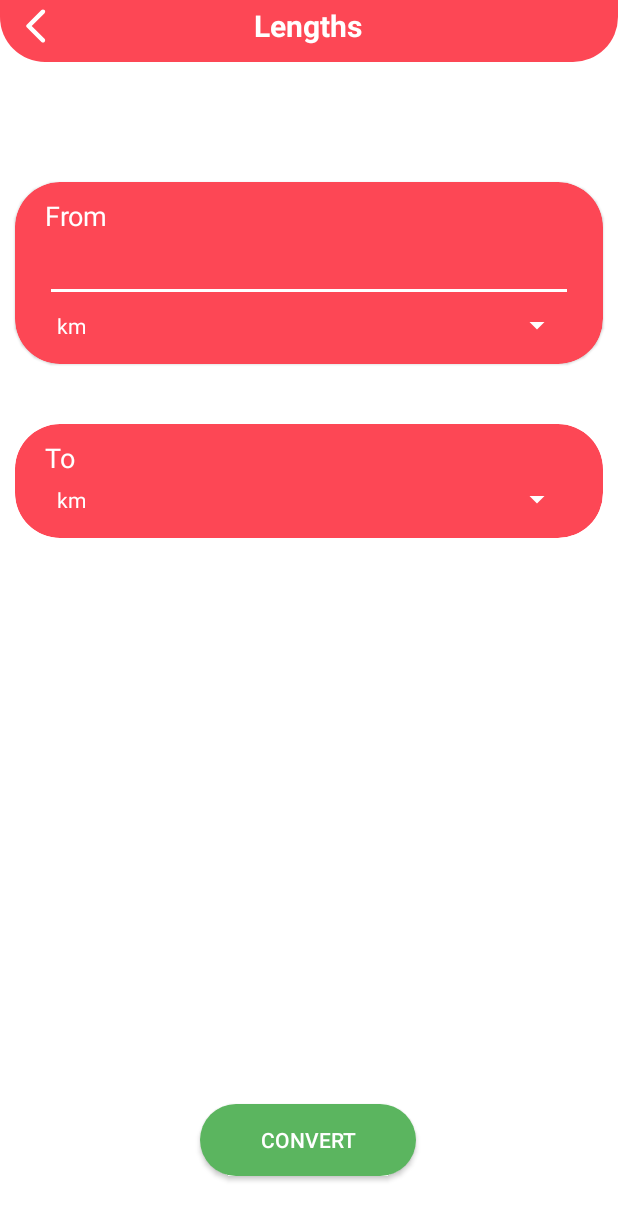
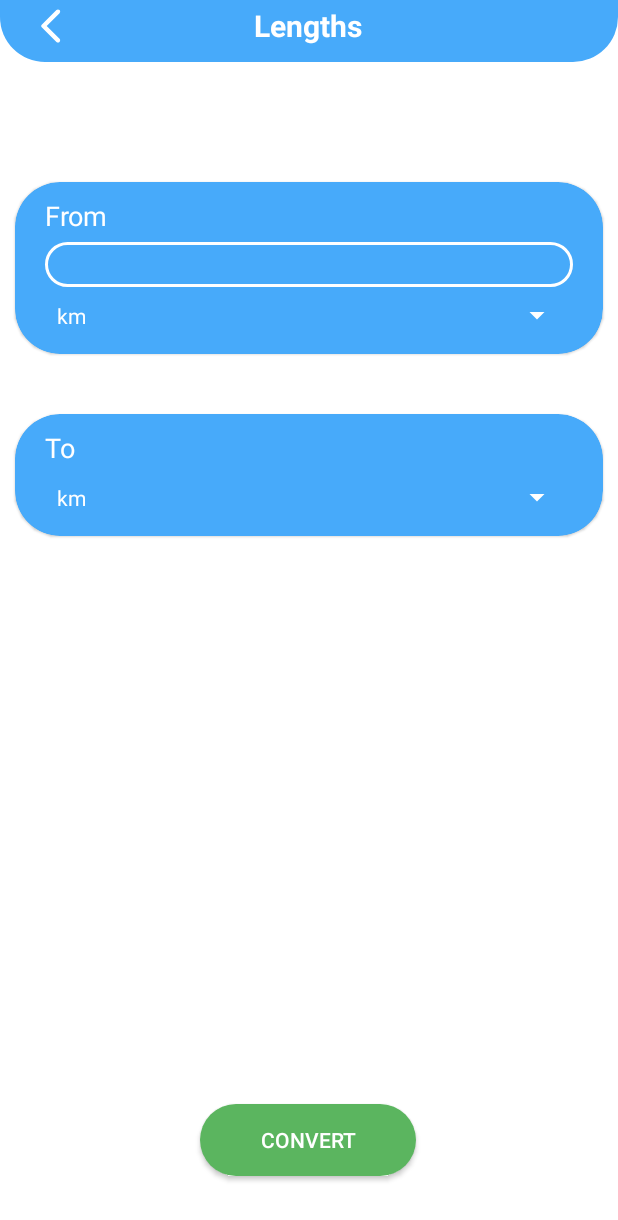
Before and after one commit to ItzDavi/Simple-Converter, an Android app: the screen it shows after launch (ConverterActivity), after a tap on "Lengths", on a phone screen of 412 x 824 dp. Shown: the top 1220 px of the screen. Run offline under Robolectric (Android 15) with nearby library versions, the light colour scheme and no system bars.

Commit message:
Updated UI, added random colors

```diff
--- a/app/build.gradle
+++ b/app/build.gradle
@@ -34,7 +34,7 @@ android {
 dependencies {
 
     implementation 'androidx.core:core-ktx:1.8.0'
-    implementation 'androidx.appcompat:appcompat:1.5.0'
+    implementation 'androidx.appcompat:appcompat:1.5.1'
     implementation 'com.google.android.material:material:1.6.1'
     implementation 'androidx.constraintlayout:constraintlayout:2.1.4'
     testImplementation 'junit:junit:4.13.2'
--- a/app/src/main/java/com/md/simpleconverter/ConverterActivity.kt
+++ b/app/src/main/java/com/md/simpleconverter/ConverterActivity.kt
@@ -1,5 +1,6 @@
 package com.md.simpleconverter
 
+import android.graphics.Color
 import android.os.Bundle
 import android.text.InputType
 import android.text.TextUtils
@@ -83,81 +84,30 @@ class ConverterActivity : AppCompatActivity() {
     }
 
     private fun changeColors(layout: ConstraintLayout, fromCardView: MaterialCardView, toCardView: MaterialCardView, fromSpinner: Spinner, toSpinner: Spinner, conversion: String) {
+
         val rootLayout = findViewById<ConstraintLayout>(R.id.root_layout)
         rootLayout.setBackgroundColor(getColor(R.color.white))
 
-        when (conversion) {
-            "datadim" -> {
-                layout.background.setTint(getColor(R.color.yellow_folder_icon))
-                fromCardView.setCardBackgroundColor(getColor(R.color.yellow_folder_icon))
-                toCardView.setCardBackgroundColor(getColor(R.color.yellow_folder_icon))
+        val colors = arrayOf(
+            getColor(R.color.red_tape_icon),
+            getColor(R.color.blue),
+            getColor(R.color.yellow_folder_icon),
+            getColor(R.color.purple)
+        )
 
-                fromSpinner.popupBackground.setTint(getColor(R.color.yellow_folder_icon))
-                toSpinner.popupBackground.setTint(getColor(R.color.yellow_folder_icon))
+        window.clearFlags(View.SYSTEM_UI_FLAG_LIGHT_STATUS_BAR)
 
-                window.statusBarColor = getColor(R.color.yellow_folder_icon)
-            }
+        val randomColor = colors.random()
 
-            "lengths" -> {
-                layout.background.setTint(getColor(R.color.red_tape_icon))
+        layout.background.setTint(randomColor)
 
-                fromCardView.setCardBackgroundColor(getColor(R.color.red_tape_icon))
-                toCardView.setCardBackgroundColor(getColor(R.color.red_tape_icon))
+        fromCardView.setCardBackgroundColor(randomColor)
+        toCardView.setCardBackgroundColor(randomColor)
 
-                fromSpinner.popupBackground.setTint(getColor(R.color.red_tape_icon))
-                toSpinner.popupBackground.setTint(getColor(R.color.red_tape_icon))
+        fromSpinner.popupBackground.setTint(randomColor)
+        toSpinner.popupBackground.setTint(randomColor)
 
-                window.statusBarColor = getColor(R.color.red_tape_icon)
-            }
-
-            "velocity" -> {
-                layout.background.setTint(getColor(R.color.yellow_folder_icon))
-
-                fromCardView.setCardBackgroundColor(getColor(R.color.yellow_folder_icon))
-                toCardView.setCardBackgroundColor(getColor(R.color.yellow_folder_icon))
-
-                fromSpinner.popupBackground.setTint(getColor(R.color.yellow_folder_icon))
-                toSpinner.popupBackground.setTint(getColor(R.color.yellow_folder_icon))
-
-                window.statusBarColor = getColor(R.color.yellow_folder_icon)
-            }
-
-            "temperature" -> {
-                layout.background.setTint(getColor(R.color.red_tape_icon))
-
-                fromCardView.setCardBackgroundColor(getColor(R.color.red_tape_icon))
-                toCardView.setCardBackgroundColor(getColor(R.color.red_tape_icon))
-
-                fromSpinner.popupBackground.setTint(getColor(R.color.red_tape_icon))
-                toSpinner.popupBackground.setTint(getColor(R.color.red_tape_icon))
-
-                window.statusBarColor = getColor(R.color.red_tape_icon)
-            }
-
-            "mass" -> {
-                layout.background.setTint(getColor(R.color.yellow_folder_icon))
-
-                fromCardView.setCardBackgroundColor(getColor(R.color.yellow_folder_icon))
-                toCardView.setCardBackgroundColor(getColor(R.color.yellow_folder_icon))
-
-                fromSpinner.popupBackground.setTint(getColor(R.color.yellow_folder_icon))
-                toSpinner.popupBackground.setTint(getColor(R.color.yellow_folder_icon))
-
-                window.statusBarColor = getColor(R.color.yellow_folder_icon)
-            }
-
-            "time" -> {
-                layout.background.setTint(getColor(R.color.red_tape_icon))
-
-                fromCardView.setCardBackgroundColor(getColor(R.color.red_tape_icon))
-                toCardView.setCardBackgroundColor(getColor(R.color.red_tape_icon))
-
-                fromSpinner.popupBackground.setTint(getColor(R.color.red_tape_icon))
-                toSpinner.popupBackground.setTint(getColor(R.color.red_tape_icon))
-
-                window.statusBarColor = getColor(R.color.red_tape_icon)
-            }
-        }
+        window.statusBarColor = randomColor
     }
 
     private fun start(conversion: String, conversionTV: TextView, fromSpinner: Spinner, toSpinner: Spinner) {
@@ -234,7 +184,7 @@ class ConverterActivity : AppCompatActivity() {
             }
 
             "mass" -> {
-                spinnerData.addAll(listOf("T", "Q", "Kg", "hg", "dag", "g", "dg", "cg", "mg", "lb", "oz"))
+                spinnerData.addAll(listOf("tons", "quints", "Kg", "hg", "dag", "g", "dg", "cg", "mg", "lb", "oz"))
             }
 
             "time" -> {
--- a/app/src/main/java/com/md/simpleconverter/MainActivity.kt
+++ b/app/src/main/java/com/md/simpleconverter/MainActivity.kt
@@ -1,8 +1,11 @@
 package com.md.simpleconverter
 
 import android.content.Intent
+import android.os.Build
 import androidx.appcompat.app.AppCompatActivity
 import android.os.Bundle
+import android.view.View
+import android.view.WindowInsetsController
 import android.widget.Toast
 import androidx.core.net.toUri
 import com.google.android.material.card.MaterialCardView
@@ -11,6 +14,13 @@ class MainActivity : AppCompatActivity() {
     override fun onCreate(savedInstanceState: Bundle?) {
         super.onCreate(savedInstanceState)
         setContentView(R.layout.activity_main)
+
+        @Suppress("DEPRECATION")
+        if (Build.VERSION.SDK_INT >= Build.VERSION_CODES.R) {
+            window.insetsController?.setSystemBarsAppearance(WindowInsetsController.APPEARANCE_LIGHT_STATUS_BARS, WindowInsetsController.APPEARANCE_LIGHT_STATUS_BARS)
+        } else {
+            window.decorView.systemUiVisibility = View.SYSTEM_UI_FLAG_LIGHT_STATUS_BAR or View.SYSTEM_UI_FLAG_LIGHT_NAVIGATION_BAR
+        }
 
         val intent = Intent(this, ConverterActivity::class.java)
 
--- /dev/null
+++ b/app/src/main/res/drawable/custom_converter_edittext.xml
@@ -0,0 +1,5 @@
+<?xml version="1.0" encoding="utf-8"?>
+<shape xmlns:android="http://schemas.android.com/apk/res/android">
+    <corners android:radius="30dp"/>
+    <stroke android:color="@color/white" android:width="2dp"/>
+</shape>
--- /dev/null
+++ b/app/src/main/res/drawable/ic_round_settings_24.xml
@@ -0,0 +1,5 @@
+<vector android:height="28dp" android:tint="#000000"
+    android:viewportHeight="24" android:viewportWidth="24"
+    android:width="28dp" xmlns:android="http://schemas.android.com/apk/res/android">
+    <path android:fillColor="@android:color/white" android:pathData="M19.5,12c0,-0.23 -0.01,-0.45 -0.03,-0.68l1.86,-1.41c0.4,-0.3 0.51,-0.86 0.26,-1.3l-1.87,-3.23c-0.25,-0.44 -0.79,-0.62 -1.25,-0.42l-2.15,0.91c-0.37,-0.26 -0.76,-0.49 -1.17,-0.68l-0.29,-2.31C14.8,2.38 14.37,2 13.87,2h-3.73C9.63,2 9.2,2.38 9.14,2.88L8.85,5.19c-0.41,0.19 -0.8,0.42 -1.17,0.68L5.53,4.96c-0.46,-0.2 -1,-0.02 -1.25,0.42L2.41,8.62c-0.25,0.44 -0.14,0.99 0.26,1.3l1.86,1.41C4.51,11.55 4.5,11.77 4.5,12s0.01,0.45 0.03,0.68l-1.86,1.41c-0.4,0.3 -0.51,0.86 -0.26,1.3l1.87,3.23c0.25,0.44 0.79,0.62 1.25,0.42l2.15,-0.91c0.37,0.26 0.76,0.49 1.17,0.68l0.29,2.31C9.2,21.62 9.63,22 10.13,22h3.73c0.5,0 0.93,-0.38 0.99,-0.88l0.29,-2.31c0.41,-0.19 0.8,-0.42 1.17,-0.68l2.15,0.91c0.46,0.2 1,0.02 1.25,-0.42l1.87,-3.23c0.25,-0.44 0.14,-0.99 -0.26,-1.3l-1.86,-1.41C19.49,12.45 19.5,12.23 19.5,12zM12.04,15.5c-1.93,0 -3.5,-1.57 -3.5,-3.5s1.57,-3.5 3.5,-3.5s3.5,1.57 3.5,3.5S13.97,15.5 12.04,15.5z"/>
+</vector>
--- a/app/src/main/res/layout/activity_converter.xml
+++ b/app/src/main/res/layout/activity_converter.xml
@@ -5,6 +5,7 @@
     android:layout_width="match_parent"
     android:layout_height="match_parent"
     tools:context=".ConverterActivity"
+    android:background="@color/soft_white"
     android:id="@+id/root_layout">
 
     <LinearLayout
@@ -27,7 +28,7 @@
                 android:id="@+id/back_button_imageview"
                 android:layout_width="wrap_content"
                 android:layout_height="wrap_content"
-                android:layout_marginStart="10dp"
+                android:layout_marginStart="20dp"
                 android:src="@drawable/ic_round_arrow_back_ios_new_24"
                 app:layout_constraintStart_toStartOf="parent"
                 app:layout_constraintTop_toTopOf="parent"
@@ -100,9 +101,10 @@
                     android:layout_width="match_parent"
                     android:layout_height="wrap_content"
                     android:layout_weight="0.8"
+                    android:paddingVertical="5dp"
                     android:maxLines="1"
+                    android:background="@drawable/custom_converter_edittext"
                     android:textColor="@color/white"
-                    android:backgroundTint="@color/white"
                     android:textSize="14sp" />
 
                 <Spinner
@@ -110,6 +112,7 @@
                     android:layout_width="match_parent"
                     android:layout_height="wrap_content"
                     android:layout_weight="0.3"
+                    android:layout_marginTop="3dp"
                     android:backgroundTint="@color/white"
                     android:spinnerMode="dropdown" />
 
@@ -156,6 +159,7 @@
                 android:layout_height="wrap_content"
                 android:layout_marginHorizontal="20dp"
                 android:layout_weight="0.3"
+                android:layout_marginTop="5dp"
                 android:backgroundTint="@color/white"
                 android:popupBackground="@color/white"
                 android:spinnerMode="dropdown"
--- a/app/src/main/res/values-night/themes.xml
+++ b/app/src/main/res/values-night/themes.xml
@@ -10,8 +10,8 @@
         <item name="colorSecondaryVariant">@color/teal_200</item>
         <item name="colorOnSecondary">@color/black</item>
         <!-- Status bar color. -->
-        <item name="android:statusBarColor">@color/white</item>
-        <item name="android:windowLightStatusBar">true</item>
+        <item name="android:statusBarColor">@color/soft_white</item>
+        <item name="android:windowLightStatusBar">false</item>
         <!-- Customize your theme here. -->
     </style>
 </resources>
--- a/app/src/main/res/values/colors.xml
+++ b/app/src/main/res/values/colors.xml
@@ -7,12 +7,13 @@
     <color name="teal_700">#FF018786</color>
     <color name="black">#FF000000</color>
     <color name="white">#FFFFFFFF</color>
+    <color name="soft_white">#FBFAF5</color>
     <color name="blue">#47AAFA</color>
     <color name="red">#F86055</color>
     <color name="yellow">#FAEC70</color>
     <color name="green">#5BB55F</color>
     <color name="gray">#979797</color>
-    <color name="yellow_folder_icon">#FDB441</color>
+    <color name="yellow_folder_icon">#FDC060</color>
     <color name="red_tape_icon">#FD4755</color>
-    <color name="red_calendar_icon">#FF4155</color>
+    <color name="purple">#9C27B0</color>
 </resources>
--- a/app/src/main/res/values/themes.xml
+++ b/app/src/main/res/values/themes.xml
@@ -10,8 +10,8 @@
         <item name="colorSecondaryVariant">@color/teal_700</item>
         <item name="colorOnSecondary">@color/black</item>
         <!-- Status bar color. -->
-        <item name="android:statusBarColor">@color/white</item>
-        <item name="android:windowLightStatusBar">true</item>
+        <item name="android:statusBarColor">@color/soft_white</item>
+        <item name="android:windowLightStatusBar">false</item>
         <!-- Customize your theme here. -->
     </style>
 </resources>
```
Also changed, not shown: app/src/main/res/layout/activity_main.xml (+19 -10 lines).
